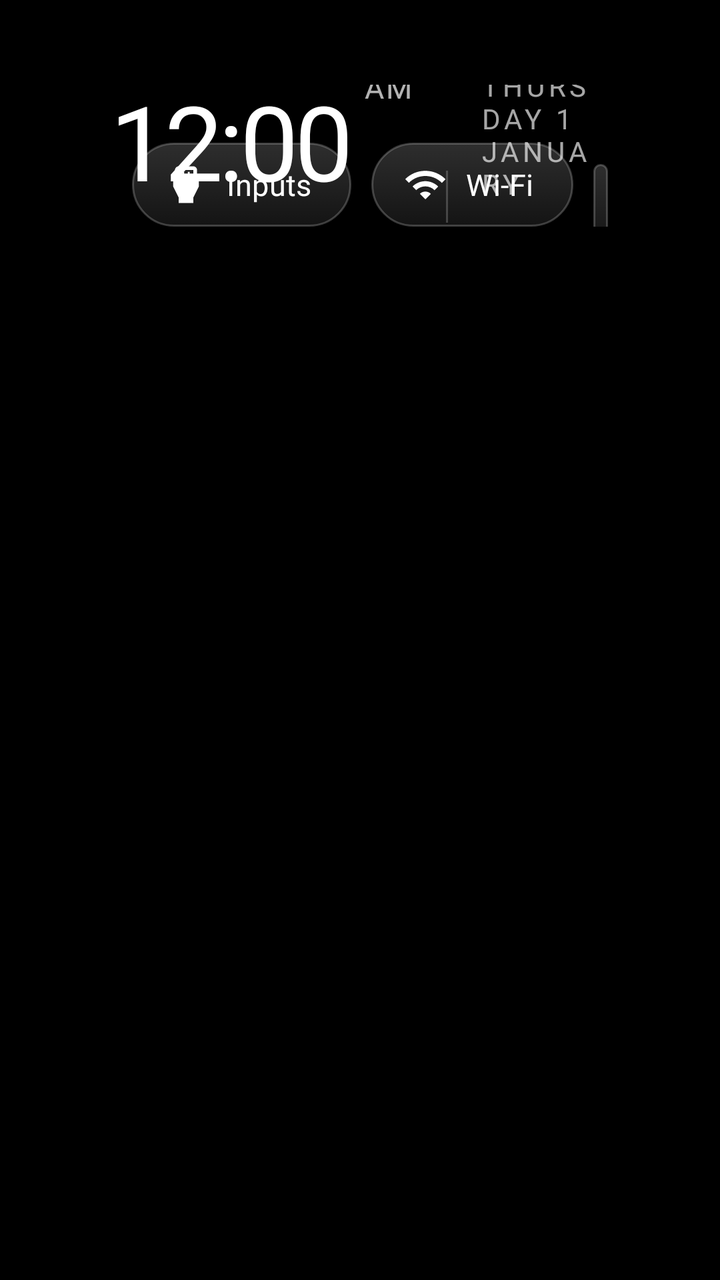
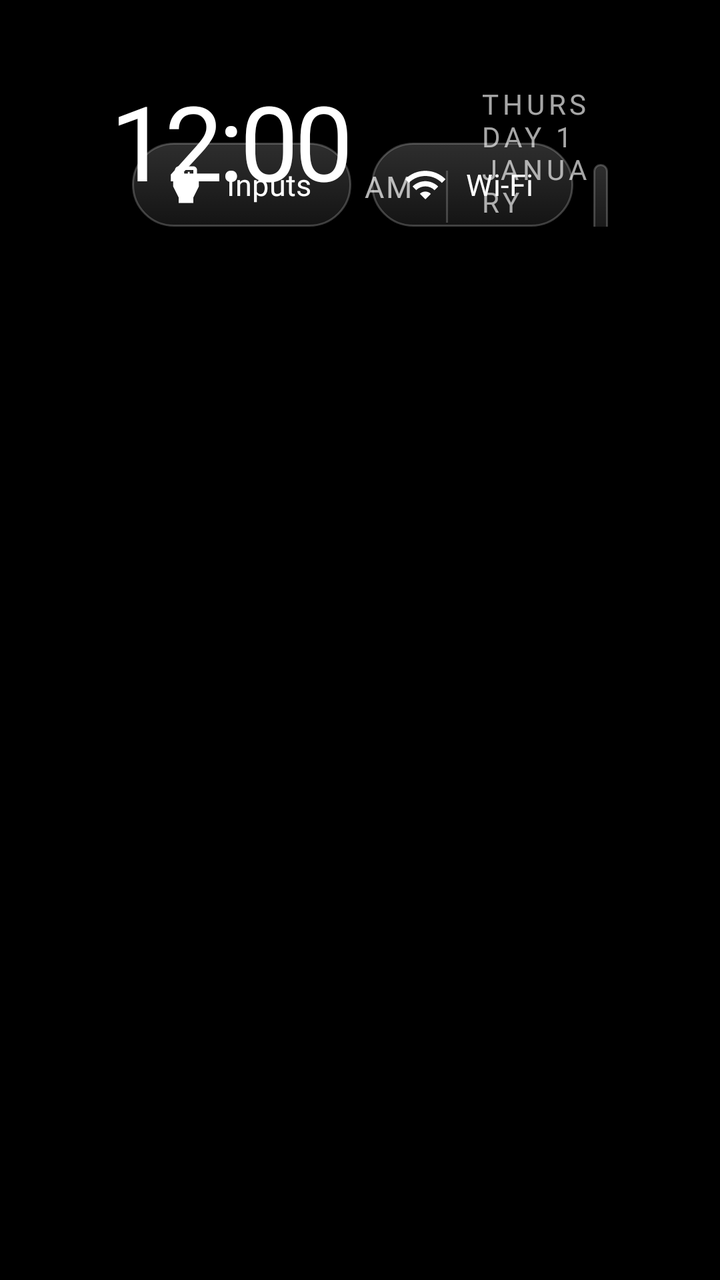

An Android layout rendered at two revisions. The XML below is the earlier revision; the diff shows what the commit changed to produce the second picture.
<!-- AndroidManifest.xml: application theme Theme.TvHome -->
<!-- res/layout/activity_main.xml -->
<?xml version="1.0" encoding="utf-8"?>
<FrameLayout xmlns:android="http://schemas.android.com/apk/res/android"
    android:id="@+id/root"
    android:layout_width="match_parent"
    android:layout_height="match_parent"
    android:background="#FF000000">

    
    <View
        android:id="@+id/ambient"
        android:layout_width="match_parent"
        android:layout_height="match_parent"
        android:alpha="0" />

    
    <TextView
        android:id="@+id/heroName"
        android:layout_width="wrap_content"
        android:layout_height="wrap_content"
        android:layout_marginStart="68dp"
        android:alpha="0"
        android:textColor="#FFFFFFFF"
        android:textSize="48sp"
        android:fontFamily="@font/outfit"
        android:fontVariationSettings="'wght' 300"
        android:letterSpacing="-0.02"
        android:includeFontPadding="false"
        android:singleLine="true" />

    <LinearLayout
        android:layout_width="match_parent"
        android:layout_height="match_parent"
        android:orientation="vertical"
        android:paddingStart="56dp"
        android:paddingEnd="56dp"
        android:paddingTop="26dp">

        <RelativeLayout
            android:layout_width="match_parent"
            android:layout_height="wrap_content">

            <LinearLayout
                android:id="@+id/leftBlock"
                android:layout_width="wrap_content"
                android:layout_height="wrap_content"
                android:layout_alignParentStart="true"
                android:orientation="vertical">

                <TextView
                    android:id="@+id/greeting"
                    android:layout_width="wrap_content"
                    android:layout_height="wrap_content"
                    android:layout_marginStart="4dp"
                    android:textColor="#8CFFFFFF"
                    android:textSize="12sp"
                    android:fontFamily="@font/outfit"
                    android:fontVariationSettings="'wght' 500"
                    android:letterSpacing="0.22"
                    android:textAllCaps="true" />

                <LinearLayout
                    android:layout_width="wrap_content"
                    android:layout_height="wrap_content"
                    android:orientation="horizontal"
                    android:baselineAligned="true">

                    <TextClock
                        android:id="@+id/clock"
                        android:layout_width="wrap_content"
                        android:layout_height="wrap_content"
                        android:format12Hour="h:mm"
                        android:format24Hour="HH:mm"
                        android:textColor="#FFFFFFFF"
                        android:textSize="52sp"
                        android:fontFamily="@font/outfit"
                        android:fontVariationSettings="'wght' 300"
                        android:letterSpacing="-0.04"
                        android:includeFontPadding="false" />

                    <TextClock
                        android:id="@+id/ampm"
                        android:layout_width="wrap_content"
                        android:layout_height="wrap_content"
                        android:layout_marginStart="6dp"
                        android:layout_gravity="bottom"
                        android:layout_marginBottom="8dp"
                        android:format12Hour="a"
                        android:format24Hour=""
                        android:textColor="#B3FFFFFF"
                        android:textSize="15sp"
                        android:fontFamily="@font/outfit"
                        android:fontVariationSettings="'wght' 500"
                        android:letterSpacing="0.08"
                        android:textAllCaps="true" />

                    <View
                        android:layout_width="1dp"
                        android:layout_height="26dp"
                        android:layout_gravity="bottom"
                        android:layout_marginStart="16dp"
                        android:layout_marginEnd="16dp"
                        android:layout_marginBottom="8dp"
                        android:background="#33FFFFFF" />

                    <TextClock
                        android:id="@+id/date"
                        android:layout_width="wrap_content"
                        android:layout_height="wrap_content"
                        android:layout_gravity="bottom"
                        android:layout_marginBottom="9dp"
                        android:format12Hour="@string/date_format"
                        android:format24Hour="@string/date_format"
                        android:textColor="#A6FFFFFF"
                        android:textSize="14sp"
                        android:fontFamily="@font/outfit"
                        android:fontVariationSettings="'wght' 400"
                        android:letterSpacing="0.14"
                        android:textAllCaps="true" />
                </LinearLayout>
            </LinearLayout>

            <LinearLayout
                android:id="@+id/topButtons"
                android:layout_width="wrap_content"
                android:layout_height="wrap_content"
                android:layout_alignParentEnd="true"
                android:layout_alignBottom="@id/leftBlock"
                android:layout_marginBottom="6dp"
                android:orientation="horizontal">

                <TextView
                    android:id="@+id/btnInputs"
                    style="@style/TopButton"
                    android:text="@string/inputs"
                    android:drawableStart="@drawable/ic_input"
                    android:nextFocusDown="@+id/grid" />

                <TextView
                    android:id="@+id/btnWifi"
                    style="@style/TopButton"
                    android:text="@string/wifi"
                    android:drawableStart="@drawable/ic_wifi"
                    android:nextFocusDown="@+id/grid" />

                <TextView
                    android:id="@+id/btnSettings"
                    style="@style/TopButton"
                    android:text="@string/settings"
                    android:drawableStart="@drawable/ic_settings"
                    android:nextFocusDown="@+id/grid" />
            </LinearLayout>
        </RelativeLayout>

        
        <FrameLayout
            android:layout_width="match_parent"
            android:layout_height="0dp"
            android:layout_weight="1"
            android:layout_marginTop="10dp">

            <androidx.recyclerview.widget.RecyclerView
                android:id="@+id/grid"
                android:layout_width="match_parent"
                android:layout_height="match_parent"
                android:paddingTop="10dp"
                android:paddingBottom="40dp"
                android:clipToPadding="false"
                android:clipChildren="false"
                android:overScrollMode="never"
                android:scrollbars="none"
                android:descendantFocusability="afterDescendants" />
        </FrameLayout>
    </LinearLayout>

    
    <com.gathin.tvhome.GlassView
        android:id="@+id/glass"
        android:layout_width="10dp"
        android:layout_height="10dp"
        android:alpha="0"
        android:importantForAccessibility="no" />
</FrameLayout>
<!-- resources referenced by this layout -->
<resources>
  <!-- drawable ic_input (drawable) -->
  <?xml version="1.0" encoding="utf-8"?>
  <vector xmlns:android="http://schemas.android.com/apk/res/android"
      android:width="22dp" android:height="22dp"
      android:viewportWidth="24" android:viewportHeight="24">
      <path android:fillColor="#FFFFFFFF"
          android:pathData="M18,7V4c0,-1.1 -0.9,-2 -2,-2H8C6.9,2 6,2.9 6,4v3H5v6l3,6v3h8v-3l3,-6V7H18zM8,4h8v3h-2V5h-1v2h-2V5h-1v2H8V4z" />
  </vector>
  <!-- drawable ic_wifi (drawable) -->
  <?xml version="1.0" encoding="utf-8"?>
  <vector xmlns:android="http://schemas.android.com/apk/res/android"
      android:width="22dp" android:height="22dp"
      android:viewportWidth="24" android:viewportHeight="24">
      <path android:fillColor="#FFFFFFFF"
          android:pathData="M1,9l2,2c4.97,-4.97 13.03,-4.97 18,0l2,-2C16.93,2.93 7.08,2.93 1,9zM9,17l3,3 3,-3c-1.65,-1.66 -4.34,-1.66 -6,0zM5,13l2,2c2.76,-2.76 7.24,-2.76 10,0l2,-2C15.14,9.14 8.87,9.14 5,13z" />
  </vector>
  <string name="date_format">EEEE  d MMMM</string>
  <string name="inputs">Inputs</string>
  <string name="settings">Settings</string>
  <string name="wifi">Wi-Fi</string>
  <style name="TopButton">
          <item name="android:layout_width">wrap_content</item>
          <item name="android:layout_height">42dp</item>
          <item name="android:layout_marginStart">10dp</item>
          <item name="android:paddingStart">16dp</item>
          <item name="android:paddingEnd">20dp</item>
          <item name="android:gravity">center</item>
          <item name="android:background">@drawable/pill_bg</item>
          <item name="android:textColor">@drawable/pill_text</item>
          <item name="android:textSize">15sp</item>
          <item name="android:fontFamily">@font/outfit</item>
          <item name="android:fontVariationSettings">\'wght\' 500</item>
          <item name="android:letterSpacing">0.01</item>
          <item name="android:drawablePadding">9dp</item>
          <item name="android:drawableTint">@drawable/pill_text</item>
          <item name="android:focusable">true</item>
          <item name="android:clickable">true</item>
      </style>
  <style name="Theme.TvHome" parent="android:Theme.Material.NoActionBar.Fullscreen">
          <item name="android:windowBackground">@android:color/black</item>
          <item name="android:colorBackground">@android:color/black</item>
          <item name="android:windowAnimationStyle">@null</item>
      </style>
  <!-- drawable pill_bg (drawable) -->
  <?xml version="1.0" encoding="utf-8"?>
  <selector xmlns:android="http://schemas.android.com/apk/res/android">
      <item android:state_focused="true">
          <shape android:shape="rectangle">
              <solid android:color="#F5FFFFFF" />
              <corners android:radius="21dp" />
          </shape>
      </item>
      <item>
          <shape android:shape="rectangle">
              <gradient android:angle="270" android:startColor="#2EFFFFFF" android:endColor="#14FFFFFF" />
              <stroke android:width="1dp" android:color="#38FFFFFF" />
              <corners android:radius="21dp" />
          </shape>
      </item>
  </selector>
  <!-- drawable pill_text (drawable) -->
  <?xml version="1.0" encoding="utf-8"?>
  <selector xmlns:android="http://schemas.android.com/apk/res/android">
      <item android:state_focused="true" android:color="#FF111111" />
      <item android:color="#FFFFFFFF" />
  </selector>
  <!-- unchanged entries left out for length: 1 -->
</resources>

<!-- the commit's change to res/layout/activity_main.xml (unified diff, before → after) -->
@@ -102,20 +102,39 @@
                         android:layout_marginBottom="8dp"
                         android:background="#33FFFFFF" />
 
-                    <TextClock
-                        android:id="@+id/date"
+                    <LinearLayout
                         android:layout_width="wrap_content"
                         android:layout_height="wrap_content"
                         android:layout_gravity="bottom"
                         android:layout_marginBottom="9dp"
-                        android:format12Hour="@string/date_format"
-                        android:format24Hour="@string/date_format"
-                        android:textColor="#A6FFFFFF"
-                        android:textSize="14sp"
-                        android:fontFamily="@font/outfit"
-                        android:fontVariationSettings="'wght' 400"
-                        android:letterSpacing="0.14"
-                        android:textAllCaps="true" />
+                        android:orientation="vertical">
+
+                        
+                        <TextView
+                            android:id="@+id/shamsiDate"
+                            android:layout_width="wrap_content"
+                            android:layout_height="wrap_content"
+                            android:textColor="#E6FFFFFF"
+                            android:textSize="17sp"
+                            android:fontFamily="@font/outfit"
+                            android:fontVariationSettings="'wght' 400"
+                            android:letterSpacing="0.02"
+                            android:includeFontPadding="false"
+                            android:visibility="gone" />
+
+                        <TextClock
+                            android:id="@+id/date"
+                            android:layout_width="wrap_content"
+                            android:layout_height="wrap_content"
+                            android:format12Hour="@string/date_format"
+                            android:format24Hour="@string/date_format"
+                            android:textColor="#A6FFFFFF"
+                            android:textSize="14sp"
+                            android:fontFamily="@font/outfit"
+                            android:fontVariationSettings="'wght' 400"
+                            android:letterSpacing="0.14"
+                            android:textAllCaps="true" />
+                    </LinearLayout>
                 </LinearLayout>
             </LinearLayout>
 
